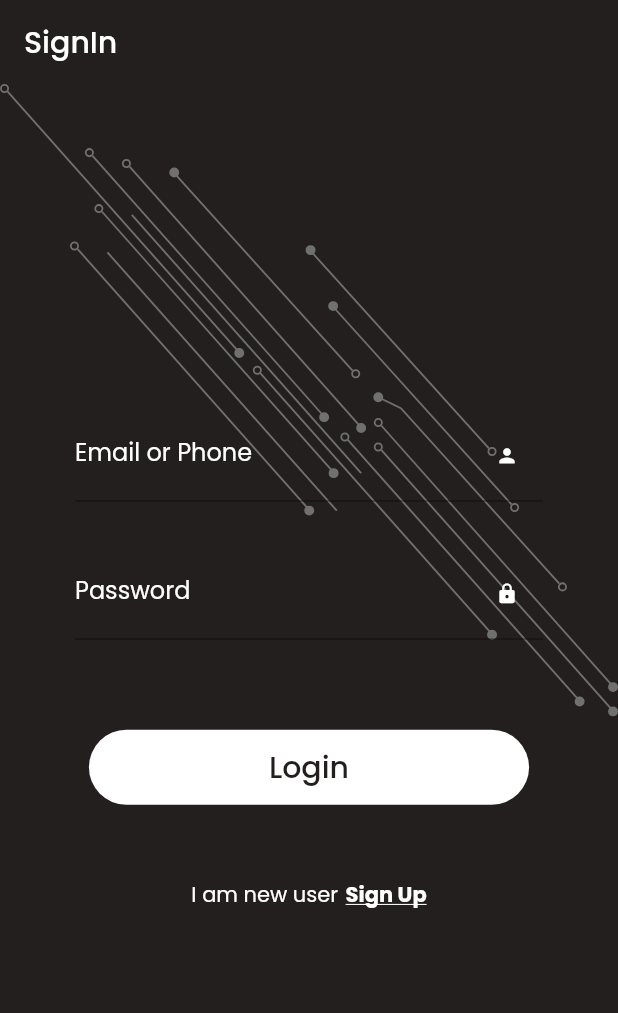
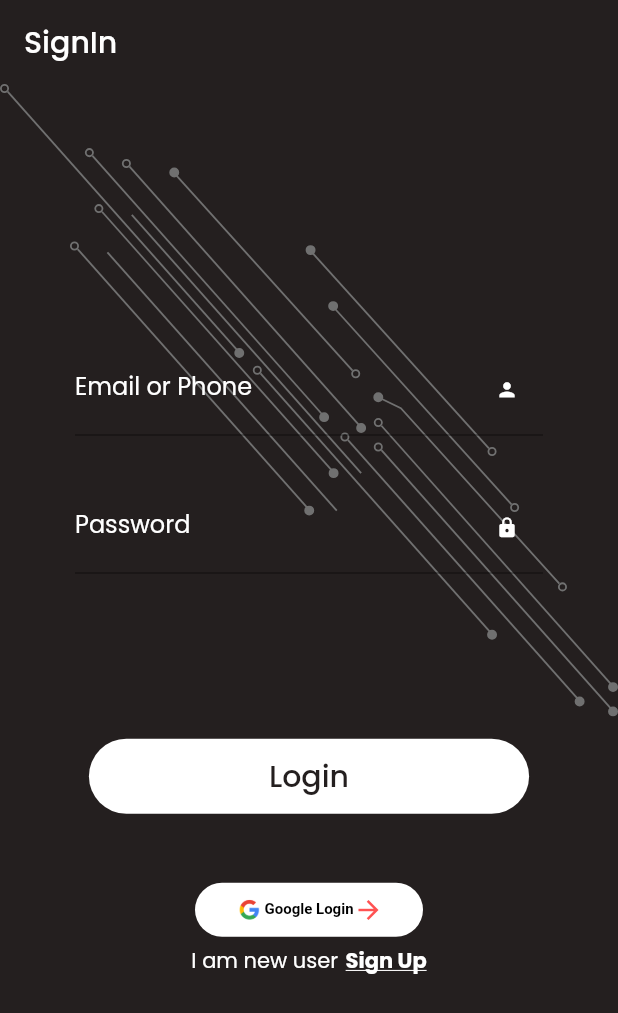
Before and after one commit to Technogeekpro/Mobile_Service, a Flutter app: the screen it shows after launch, on a phone screen of 412 x 824 dp. Shown: the top 1013 px of the screen. Run offline on Flutter 3.47's test engine with Material 2 defaults, Android fonts, the phone set to English and light mode, and no system bars; our stand-ins replace carousel_slider, cloud_firestore, firebase_auth, firebase_core, flutter_svg, get and 1 more; accounts and stored records are empty.

Commit message:
add google login button

```diff
--- a/lib/view/signin.dart
+++ b/lib/view/signin.dart
@@ -1,5 +1,6 @@
 import 'package:flutter_svg/flutter_svg.dart';
 import 'package:flutter/material.dart';
+
 import 'package:get/get.dart';
 import 'package:google_fonts/google_fonts.dart';
 import 'package:mobile_service/controller/auth_controller.dart';
@@ -75,6 +76,7 @@ class SignIn extends GetWidget<FirebaseAuthController> {
                   SizedBox(
                     height: 60,
                   ),
+                  SizedBox(height: 50),
                   TextButton(
                       onPressed: () async {
                         // controller.login(
@@ -93,7 +95,41 @@ class SignIn extends GetWidget<FirebaseAuthController> {
                             color: CustomColor.primaryColor,
                             fontSize: 20,
                           ))),
-                  SizedBox(height: 50),
+                  SizedBox(height: 40),
+                  Padding(
+                    padding: const EdgeInsets.symmetric(horizontal: 80),
+                    child: TextButton(
+                      onPressed: () async {
+                        // controller.login(
+                        //     emailController.text, passwordController.text);
+                      },
+                      style: TextButton.styleFrom(
+                        backgroundColor: Colors.white,
+                        primary: Colors.redAccent,
+                        shape: new RoundedRectangleBorder(
+                            borderRadius: new BorderRadius.circular(30.0)),
+                      ),
+                      child: Row(
+                        mainAxisAlignment: MainAxisAlignment.center,
+                        children: [
+                          Image.asset(
+                            'assets/google.png',
+                            width: 20,
+                          ),
+                          Text('Google Login',
+                              style: GoogleFonts.roboto(
+                                fontWeight: FontWeight.w700,
+                                color: Colors.black,
+                                fontSize: 10,
+                              )),
+                          Icon(
+                            Icons.arrow_forward,
+                            size: 20,
+                          ),
+                        ],
+                      ),
+                    ),
+                  ),
                   Center(
                     child: Row(
                       mainAxisAlignment: MainAxisAlignment.center,
--- a/lib/widget/submit_details.dart
+++ b/lib/widget/submit_details.dart
@@ -4,7 +4,6 @@ import 'package:get/get.dart';
 import 'package:google_fonts/google_fonts.dart';
 import 'package:mobile_service/view/proceed_screen.dart';
 import 'package:mobile_service/widget/colors.dart';
-import 'package:mobile_service/widget/proceed_details.dart';
 
 class SubmitDetails extends StatelessWidget {
   @override
--- a/pubspec.yaml
+++ b/pubspec.yaml
@@ -1,7 +1,7 @@
 name: mobile_service
 description: Firebase Application.
 
-publish_to: 'none'
+publish_to: "none"
 
 version: 1.0.0+1
 
@@ -21,14 +21,15 @@ dependencies:
   firebase_auth: ^1.1.1
   change_app_package_name: ^1.0.0
   carousel_slider: ^3.0.0
+  flutter_vector_icons: ^1.0.0
 
 dev_dependencies:
   flutter_test:
     sdk: flutter
 
-
 flutter:
   assets:
     - assets/
+    - assets/
 
   uses-material-design: true
```
Also changed, not shown: assets/google.png (added), assets/google1.png (added), pubspec.lock, 1 other file.
